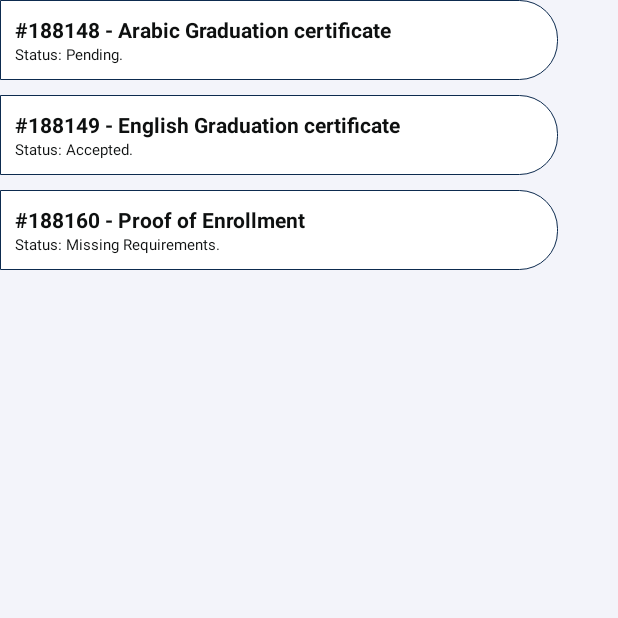
After one commit to AsemAmmar99/HTI-GP, an Android app: the ViewRequestsActivity screen opened directly, with no data from a screen before it, on a phone screen of 412 x 824 dp, the top half of it. The commit adds this screen. Run offline under Robolectric (Android 15) with nearby library versions, the phone set to English and light mode, and no system bars.

Commit message:
View Requests Screen Done

```diff
--- a/app/src/main/AndroidManifest.xml
+++ b/app/src/main/AndroidManifest.xml
@@ -9,7 +9,8 @@
         android:roundIcon="@mipmap/ic_launcher_round"
         android:supportsRtl="true"
         android:theme="@style/Theme.AppCompat.Light.NoActionBar">
-        <activity android:name=".RequestActivity"></activity>
+        <activity android:name=".ViewRequestsActivity"></activity>
+        <activity android:name=".RequestActivity" />
         <activity android:name=".LoginScreen" />
         <activity android:name=".SplashActivity">
             <intent-filter>
--- a/app/src/main/java/com/scorpion_a/htigp/MainActivity.kt
+++ b/app/src/main/java/com/scorpion_a/htigp/MainActivity.kt
@@ -22,7 +22,7 @@ class MainActivity : AppCompatActivity() {
 
         val newsListData: Array<NewsListData> = arrayOf<NewsListData>(
             NewsListData(
-                "The Institute Guide to Coordinatio",
+                "The Institute Guide to Coordination",
                 "DummyDummyDummyDummyDummyDummyDummyDummyDummyDummyDummyDummyDummyDummyDummyDummyDummyDummyDummyDummyDummyDummy"
             ),
             NewsListData(
--- /dev/null
+++ b/app/src/main/java/com/scorpion_a/htigp/ViewRequestsActivity.kt
@@ -0,0 +1,35 @@
+package com.scorpion_a.htigp
+
+import androidx.appcompat.app.AppCompatActivity
+import android.os.Bundle
+import androidx.recyclerview.widget.LinearLayoutManager
+import androidx.recyclerview.widget.RecyclerView
+
+class ViewRequestsActivity : AppCompatActivity() {
+    override fun onCreate(savedInstanceState: Bundle?) {
+        super.onCreate(savedInstanceState)
+        setContentView(R.layout.activity_view_requests)
+
+        val viewRequestsListData: Array<ViewRequestsListData> = arrayOf<ViewRequestsListData>(
+            ViewRequestsListData(
+                "#188148 - Arabic Graduation certificate",
+                "Status: Pending."
+            ),
+            ViewRequestsListData(
+                "#188149 - English Graduation certificate",
+                "Status: Accepted."
+            ),
+            ViewRequestsListData(
+                "#188160 - Proof of Enrollment",
+                "Status: Missing Requirements."
+            )
+        )
+
+        val recyclerView: RecyclerView = findViewById(R.id.rvViewRequests)
+        val adapter = ViewRequestsListAdapter(viewRequestsListData)
+        recyclerView.setHasFixedSize(true)
+        recyclerView.layoutManager = LinearLayoutManager(this)
+        recyclerView.adapter = adapter
+
+    }
+}
--- /dev/null
+++ b/app/src/main/java/com/scorpion_a/htigp/ViewRequestsListAdapter.java
@@ -0,0 +1,49 @@
+package com.scorpion_a.htigp;
+
+import android.view.LayoutInflater;
+import android.view.View;
+import android.view.ViewGroup;
+import android.widget.TextView;
+
+import androidx.recyclerview.widget.RecyclerView;
+
+public class ViewRequestsListAdapter extends RecyclerView.Adapter<ViewRequestsListAdapter.ViewHolder> {
+    private ViewRequestsListData[] requestsdata;
+
+    // RecyclerView recyclerView;
+    public ViewRequestsListAdapter(ViewRequestsListData[] requestsdata) {
+        this.requestsdata = requestsdata;
+    }
+
+    @Override
+    public ViewHolder onCreateViewHolder(ViewGroup parent, int viewType) {
+        LayoutInflater layoutInflater = LayoutInflater.from(parent.getContext());
+        View requestsItem = layoutInflater.inflate(R.layout.view_requests_item, parent, false);
+        ViewHolder viewHolder = new ViewHolder(requestsItem);
+        return viewHolder;
+    }
+
+    @Override
+    public void onBindViewHolder(ViewHolder holder, int position) {
+        final ViewRequestsListData viewRequestsListData = requestsdata[position];
+        holder.tvRequestTitle.setText(requestsdata[position].getviewRequestsTitle());
+        holder.tvRequestStatus.setText(requestsdata[position].getrequestsStatus());
+    }
+
+
+    @Override
+    public int getItemCount() {
+        return requestsdata.length;
+    }
+
+    public static class ViewHolder extends RecyclerView.ViewHolder {
+        public TextView tvRequestTitle;
+        public TextView tvRequestStatus;
+
+        public ViewHolder(View itemView) {
+            super(itemView);
+            this.tvRequestTitle = itemView.findViewById(R.id.tvRequestTitle);
+            this.tvRequestStatus = itemView.findViewById(R.id.tvRequestStatus);
+        }
+    }
+}
--- /dev/null
+++ b/app/src/main/java/com/scorpion_a/htigp/ViewRequestsListData.java
@@ -0,0 +1,22 @@
+package com.scorpion_a.htigp;
+
+public class ViewRequestsListData {
+    private String viewRequestsTitle;
+    private String requestsStatus;
+    public ViewRequestsListData(String viewRequestsTitle, String requestsStatus) {
+        this.viewRequestsTitle = viewRequestsTitle;
+        this.requestsStatus = requestsStatus;
+    }
+    public String getviewRequestsTitle() {
+        return viewRequestsTitle;
+    }
+    public void setviewRequestsTitle(String viewRequestsTitle) {
+        this.viewRequestsTitle = viewRequestsTitle;
+    }
+    public String getrequestsStatus() {
+        return requestsStatus;
+    }
+    public void setrequestsStatus(String requestsStatus) {
+        this.requestsStatus = requestsStatus;
+    }
+}
--- /dev/null
+++ b/app/src/main/res/drawable/viewrequestbackground.xml
@@ -0,0 +1,13 @@
+<?xml version="1.0" encoding="utf-8"?>
+<!--  res/drawable/rounded_edittext.xml -->
+<shape xmlns:android="http://schemas.android.com/apk/res/android"
+    android:shape="rectangle"
+    android:padding="10dp">
+
+    <solid android:color="#FFFFFF" />
+    <stroke android:color="#0d2b4f"
+        android:width="0.5dp"/>
+    <corners
+        android:bottomRightRadius="25dp"
+        android:topRightRadius="25dp" />
+</shape>
--- /dev/null
+++ b/app/src/main/res/layout/activity_view_requests.xml
@@ -0,0 +1,21 @@
+<?xml version="1.0" encoding="utf-8"?>
+<androidx.constraintlayout.widget.ConstraintLayout xmlns:android="http://schemas.android.com/apk/res/android"
+    xmlns:app="http://schemas.android.com/apk/res-auto"
+    xmlns:tools="http://schemas.android.com/tools"
+    android:layout_width="match_parent"
+    android:layout_height="match_parent"
+    android:background="#f3f4fa"
+    tools:context=".ViewRequestsActivity">
+
+    <androidx.recyclerview.widget.RecyclerView
+        android:layout_width="match_parent"
+        android:layout_height="0dp"
+        android:scrollbars="vertical"
+        android:id="@+id/rvViewRequests"
+        android:background="#f3f4fa"
+        app:layout_constraintStart_toStartOf="parent"
+        app:layout_constraintTop_toTopOf="parent"
+        app:layout_constraintBottom_toBottomOf="parent">
+    </androidx.recyclerview.widget.RecyclerView>
+
+</androidx.constraintlayout.widget.ConstraintLayout>
--- a/app/src/main/res/layout/request_item.xml
+++ b/app/src/main/res/layout/request_item.xml
@@ -4,8 +4,8 @@
     android:layout_width="match_parent"
     android:layout_height="wrap_content"
     android:layout_marginBottom="10dp"
-    android:layout_marginRight="25dp"
-    android:layout_marginLeft="25dp"
+    android:layout_marginEnd="25dp"
+    android:layout_marginStart="25dp"
     android:background="@drawable/roundedcorner"
     android:paddingBottom="10dp">
 
--- /dev/null
+++ b/app/src/main/res/layout/view_requests_item.xml
@@ -0,0 +1,40 @@
+<?xml version="1.0" encoding="utf-8"?>
+<androidx.constraintlayout.widget.ConstraintLayout xmlns:android="http://schemas.android.com/apk/res/android"
+    android:layout_width="match_parent"
+    android:layout_height="wrap_content"
+    xmlns:app="http://schemas.android.com/apk/res-auto"
+    android:layout_marginBottom="10dp"
+    android:layout_marginEnd="40dp"
+    android:paddingBottom="10dp"
+    android:background="@drawable/viewrequestbackground">
+
+    <TextView
+        android:id="@+id/tvRequestTitle"
+        android:layout_width="wrap_content"
+        android:layout_height="wrap_content"
+        app:layout_constraintStart_toStartOf="parent"
+        app:layout_constraintTop_toTopOf="parent"
+        android:text="Request Title"
+        android:textColor="#0e1010"
+        android:textStyle="bold"
+        android:textSize="14sp"
+        android:layout_marginStart="10dp"
+        android:layout_marginEnd="10dp"
+        android:layout_marginTop="10dp"/>
+
+    <TextView
+        android:id="@+id/tvRequestStatus"
+        android:layout_width="match_parent"
+        android:layout_height="wrap_content"
+        app:layout_constraintStart_toStartOf="parent"
+        app:layout_constraintTop_toBottomOf="@id/tvRequestTitle"
+        android:text="Status"
+        android:textColor="#0e1010"
+        android:textSize="10sp"
+        android:layout_marginStart="10dp"
+        android:layout_marginEnd="15dp"
+        android:layout_marginBottom="10dp"
+        android:maxLines="2"
+        android:ellipsize="end"/>
+
+</androidx.constraintlayout.widget.ConstraintLayout>
```
